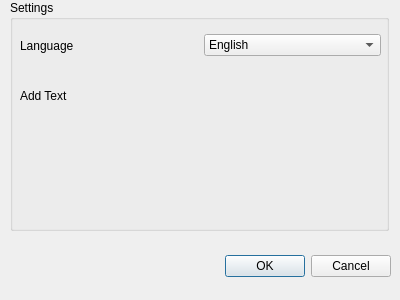
Old version of the form Resources/ui/Settings.ui in the repository C4NU/Paddie.
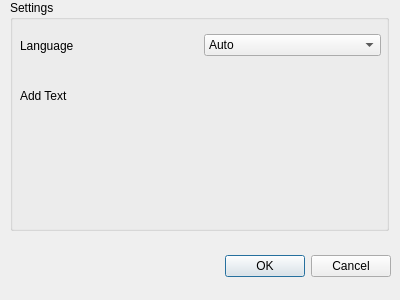
New version of the form.

Diff of the .ui file:
```diff
--- a/Resources/ui/Settings.ui
+++ b/Resources/ui/Settings.ui
@@ -62,7 +62,7 @@
       <widget class="QComboBox" name="language_combo_box">
        <item>
         <property name="text">
-         <string>English</string>
+         <string>Auto</string>
         </property>
        </item>
        <item>
```
Left out of the diff: 5 changed lines with no effect on the pictures.
